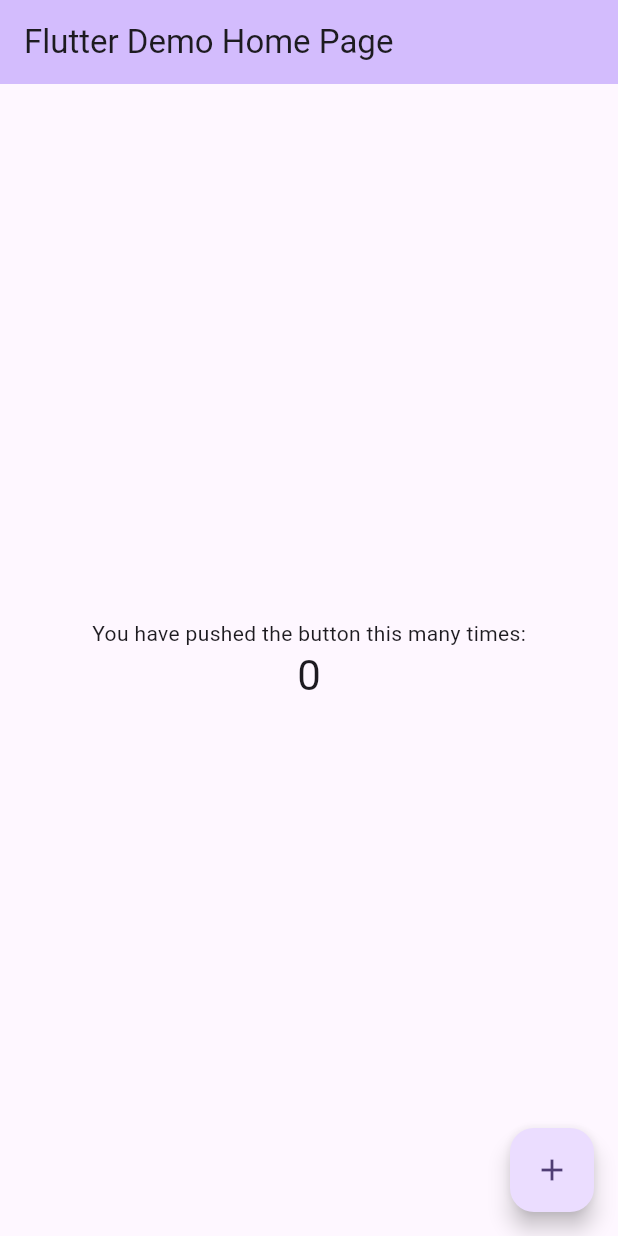
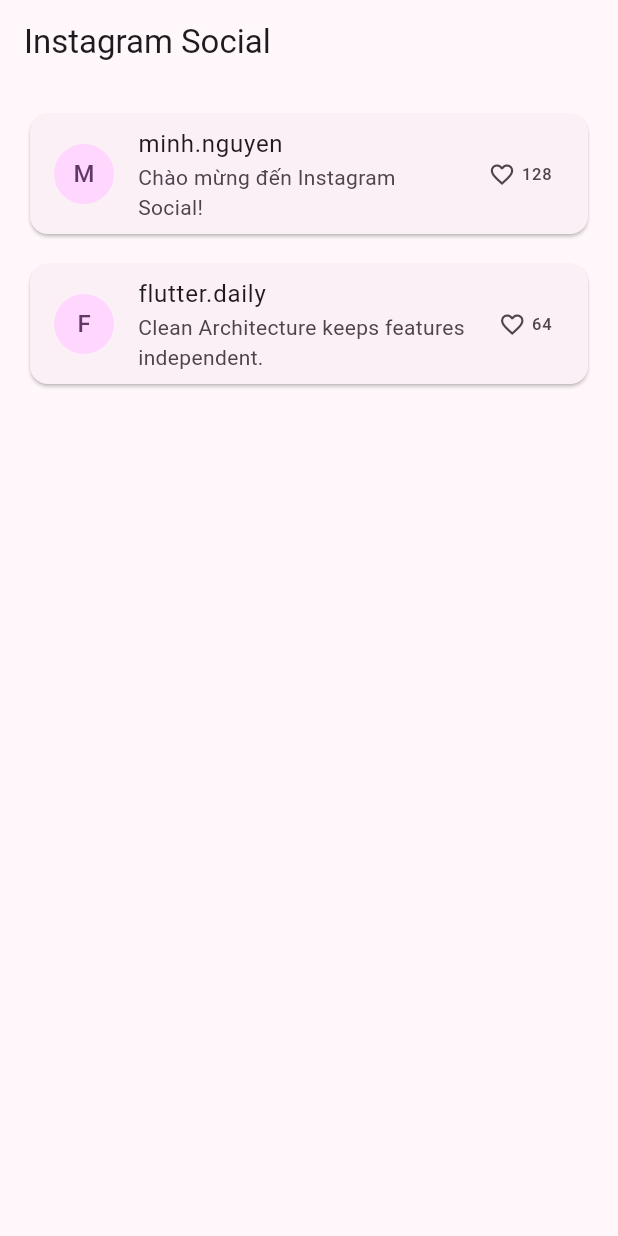
Before and after one commit to vocongminh-ryan/instagram_social, a Flutter app: the screen it shows after launch, on a phone screen of 412 x 824 dp. Run offline on Flutter 3.47's test engine with Material 3 defaults, Android fonts, the phone set to English and light mode, and no system bars; our stand-ins replace flutter_bloc.

Commit message:
refactor: restructure project using clean architecture

```diff
--- /dev/null
+++ b/lib/app/app.dart
@@ -0,0 +1,26 @@
+import 'package:flutter/material.dart';
+import 'package:flutter_bloc/flutter_bloc.dart';
+
+import '../features/feed/domain/usecases/get_feed.dart';
+import '../features/feed/presentation/cubit/feed_cubit.dart';
+import '../features/feed/presentation/pages/feed_page.dart';
+
+class InstagramSocialApp extends StatelessWidget {
+  const InstagramSocialApp({super.key, required this.getFeed});
+
+  final GetFeed getFeed;
+
+  @override
+  Widget build(BuildContext context) => BlocProvider(
+        create: (_) => FeedCubit(getFeed)..loadFeed(),
+        child: MaterialApp(
+          title: 'Instagram Social',
+          debugShowCheckedModeBanner: false,
+          theme: ThemeData(
+            colorScheme: ColorScheme.fromSeed(seedColor: Colors.purple),
+            useMaterial3: true,
+          ),
+          home: const FeedPage(),
+        ),
+      );
+}
--- /dev/null
+++ b/lib/features/feed/data/datasources/feed_local_data_source.dart
@@ -0,0 +1,11 @@
+import '../models/post_model.dart';
+
+class FeedLocalDataSource {
+  Future<List<PostModel>> getPosts() async {
+    await Future<void>.delayed(const Duration(milliseconds: 300));
+    return const [
+      PostModel(id: '1', author: 'minh.nguyen', caption: 'Chào mừng đến Instagram Social!', likes: 128),
+      PostModel(id: '2', author: 'flutter.daily', caption: 'Clean Architecture keeps features independent.', likes: 64),
+    ];
+  }
+}
--- /dev/null
+++ b/lib/features/feed/data/models/post_model.dart
@@ -0,0 +1,10 @@
+import '../../domain/entities/post.dart';
+
+class PostModel extends Post {
+  const PostModel({
+    required super.id,
+    required super.author,
+    required super.caption,
+    required super.likes,
+  });
+}
--- /dev/null
+++ b/lib/features/feed/data/repositories/feed_repository_impl.dart
@@ -0,0 +1,12 @@
+import '../../domain/entities/post.dart';
+import '../../domain/repositories/feed_repository.dart';
+import '../datasources/feed_local_data_source.dart';
+
+class FeedRepositoryImpl implements FeedRepository {
+  const FeedRepositoryImpl(this._localDataSource);
+
+  final FeedLocalDataSource _localDataSource;
+
+  @override
+  Future<List<Post>> getFeed() => _localDataSource.getPosts();
+}
--- /dev/null
+++ b/lib/features/feed/domain/entities/post.dart
@@ -0,0 +1,8 @@
+class Post {
+  const Post({required this.id, required this.author, required this.caption, required this.likes});
+
+  final String id;
+  final String author;
+  final String caption;
+  final int likes;
+}
--- /dev/null
+++ b/lib/features/feed/domain/repositories/feed_repository.dart
@@ -0,0 +1,5 @@
+import '../entities/post.dart';
+
+abstract interface class FeedRepository {
+  Future<List<Post>> getFeed();
+}
--- /dev/null
+++ b/lib/features/feed/domain/usecases/get_feed.dart
@@ -0,0 +1,10 @@
+import '../entities/post.dart';
+import '../repositories/feed_repository.dart';
+
+class GetFeed {
+  const GetFeed(this._repository);
+
+  final FeedRepository _repository;
+
+  Future<List<Post>> call() => _repository.getFeed();
+}
--- /dev/null
+++ b/lib/features/feed/presentation/cubit/feed_cubit.dart
@@ -0,0 +1,30 @@
+import 'package:flutter_bloc/flutter_bloc.dart';
+
+import '../../domain/entities/post.dart';
+import '../../domain/usecases/get_feed.dart';
+
+enum FeedStatus { initial, loading, success, failure }
+
+class FeedState {
+  const FeedState({this.status = FeedStatus.initial, this.posts = const [], this.errorMessage});
+
+  final FeedStatus status;
+  final List<Post> posts;
+  final String? errorMessage;
+}
+
+class FeedCubit extends Cubit<FeedState> {
+  FeedCubit(this._getFeed) : super(const FeedState());
+
+  final GetFeed _getFeed;
+
+  Future<void> loadFeed() async {
+    emit(const FeedState(status: FeedStatus.loading));
+    try {
+      final posts = await _getFeed();
+      emit(FeedState(status: FeedStatus.success, posts: posts));
+    } catch (_) {
+      emit(const FeedState(status: FeedStatus.failure, errorMessage: 'Không thể tải bảng tin.'));
+    }
+  }
+}
--- /dev/null
+++ b/lib/features/feed/presentation/pages/feed_page.dart
@@ -0,0 +1,52 @@
+import 'package:flutter/material.dart';
+import 'package:flutter_bloc/flutter_bloc.dart';
+
+import '../cubit/feed_cubit.dart';
+
+class FeedPage extends StatelessWidget {
+  const FeedPage({super.key});
+
+  @override
+  Widget build(BuildContext context) => Scaffold(
+        appBar: AppBar(title: const Text('Instagram Social')),
+        body: BlocBuilder<FeedCubit, FeedState>(
+          builder: (context, state) {
+            if (state.status == FeedStatus.loading || state.status == FeedStatus.initial) {
+              return const Center(child: CircularProgressIndicator());
+            }
+            if (state.status == FeedStatus.failure) {
+              return Center(
+                child: Column(mainAxisSize: MainAxisSize.min, children: [
+                  Text(state.errorMessage!),
+                  const SizedBox(height: 12),
+                  FilledButton(onPressed: context.read<FeedCubit>().loadFeed, child: const Text('Thử lại')),
+                ]),
+              );
+            }
+            return RefreshIndicator(
+              onRefresh: context.read<FeedCubit>().loadFeed,
+              child: ListView.separated(
+                padding: const EdgeInsets.all(16),
+                itemCount: state.posts.length,
+                separatorBuilder: (_, _) => const SizedBox(height: 12),
+                itemBuilder: (_, index) {
+                  final post = state.posts[index];
+                  return Card(
+                    child: ListTile(
+                      leading: CircleAvatar(child: Text(post.author[0].toUpperCase())),
+                      title: Text(post.author),
+                      subtitle: Text(post.caption),
+                      trailing: Row(mainAxisSize: MainAxisSize.min, children: [
+                        const Icon(Icons.favorite_border, size: 18),
+                        const SizedBox(width: 4),
+                        Text('${post.likes}'),
+                      ]),
+                    ),
+                  );
+                },
+              ),
+            );
+          },
+        ),
+      );
+}
--- a/lib/main.dart
+++ b/lib/main.dart
@@ -1,122 +1,11 @@
-import 'package:flutter/material.dart';
+import 'package:flutter/widgets.dart';
+
+import 'app/app.dart';
+import 'features/feed/data/datasources/feed_local_data_source.dart';
+import 'features/feed/data/repositories/feed_repository_impl.dart';
+import 'features/feed/domain/usecases/get_feed.dart';
 
 void main() {
-  runApp(const MyApp());
+  final repository = FeedRepositoryImpl(FeedLocalDataSource());
+  runApp(InstagramSocialApp(getFeed: GetFeed(repository)));
 }
-
-class MyApp extends StatelessWidget {
-  const MyApp({super.key});
-
-  // This widget is the root of your application.
-  @override
-  Widget build(BuildContext context) {
-    return MaterialApp(
-      title: 'Flutter Demo',
-      theme: ThemeData(
-        // This is the theme of your application.
-        //
-        // TRY THIS: Try running your application with "flutter run". You'll see
-        // the application has a purple toolbar. Then, without quitting the app,
-        // try changing the seedColor in the colorScheme below to Colors.green
-        // and then invoke "hot reload" (save your changes or press the "hot
-        // reload" button in a Flutter-supported IDE, or press "r" if you used
-        // the command line to start the app).
-        //
-        // Notice that the counter didn't reset back to zero; the application
-        // state is not lost during the reload. To reset the state, use hot
-        // restart instead.
-        //
-        // This works for code too, not just values: Most code changes can be
-        // tested with just a hot reload.
-        colorScheme: .fromSeed(seedColor: Colors.deepPurple),
-      ),
-      home: const MyHomePage(title: 'Flutter Demo Home Page'),
-    );
-  }
-}
-
-class MyHomePage extends StatefulWidget {
-  const MyHomePage({super.key, required this.title});
-
-  // This widget is the home page of your application. It is stateful, meaning
-  // that it has a State object (defined below) that contains fields that affect
-  // how it looks.
-
-  // This class is the configuration for the state. It holds the values (in this
-  // case the title) provided by the parent (in this case the App widget) and
-  // used by the build method of the State. Fields in a Widget subclass are
-  // always marked "final".
-
-  final String title;
-
-  @override
-  State<MyHomePage> createState() => _MyHomePageState();
-}
-
-class _MyHomePageState extends State<MyHomePage> {
-  int _counter = 0;
-
-  void _incrementCounter() {
-    setState(() {
-      // This call to setState tells the Flutter framework that something has
-      // changed in this State, which causes it to rerun the build method below
-      // so that the display can reflect the updated values. If we changed
-      // _counter without calling setState(), then the build method would not be
-      // called again, and so nothing would appear to happen.
-      _counter++;
-    });
-  }
-
-  @override
-  Widget build(BuildContext context) {
-    // This method is rerun every time setState is called, for instance as done
-    // by the _incrementCounter method above.
-    //
-    // The Flutter framework has been optimized to make rerunning build methods
-    // fast, so that you can just rebuild anything that needs updating rather
-    // than having to individually change instances of widgets.
-    return Scaffold(
-      appBar: AppBar(
-        // TRY THIS: Try changing the color here to a specific color (to
-        // Colors.amber, perhaps?) and trigger a hot reload to see the AppBar
-        // change color while the other colors stay the same.
-        backgroundColor: Theme.of(context).colorScheme.inversePrimary,
-        // Here we take the value from the MyHomePage object that was created by
-        // the App.build method, and use it to set our appbar title.
-        title: Text(widget.title),
-      ),
-      body: Center(
-        // Center is a layout widget. It takes a single child and positions it
-        // in the middle of the parent.
-        child: Column(
-          // Column is also a layout widget. It takes a list of children and
-          // arranges them vertically. By default, it sizes itself to fit its
-          // children horizontally, and tries to be as tall as its parent.
-          //
-          // Column has various properties to control how it sizes itself and
-          // how it positions its children. Here we use mainAxisAlignment to
-          // center the children vertically; the main axis here is the vertical
-          // axis because Columns are vertical (the cross axis would be
-          // horizontal).
-          //
-          // TRY THIS: Invoke "debug painting" (choose the "Toggle Debug Paint"
-          // action in the IDE, or press "p" in the console), to see the
-          // wireframe for each widget.
-          mainAxisAlignment: .center,
-          children: [
-            const Text('You have pushed the button this many times:'),
-            Text(
-              '$_counter',
-              style: Theme.of(context).textTheme.headlineMedium,
-            ),
-          ],
-        ),
-      ),
-      floatingActionButton: FloatingActionButton(
-        onPressed: _incrementCounter,
-        tooltip: 'Increment',
-        child: const Icon(Icons.add),
-      ),
-    );
-  }
-}
--- a/pubspec.yaml
+++ b/pubspec.yaml
@@ -34,6 +34,7 @@
   # The following adds the Cupertino Icons font to your application.
   # Use with the CupertinoIcons class for iOS style icons.
   cupertino_icons: ^1.0.8
+  flutter_bloc: ^9.1.1
 
 dev_dependencies:
   flutter_test:
```
Also changed, not shown: pubspec.lock, 2 other files.
